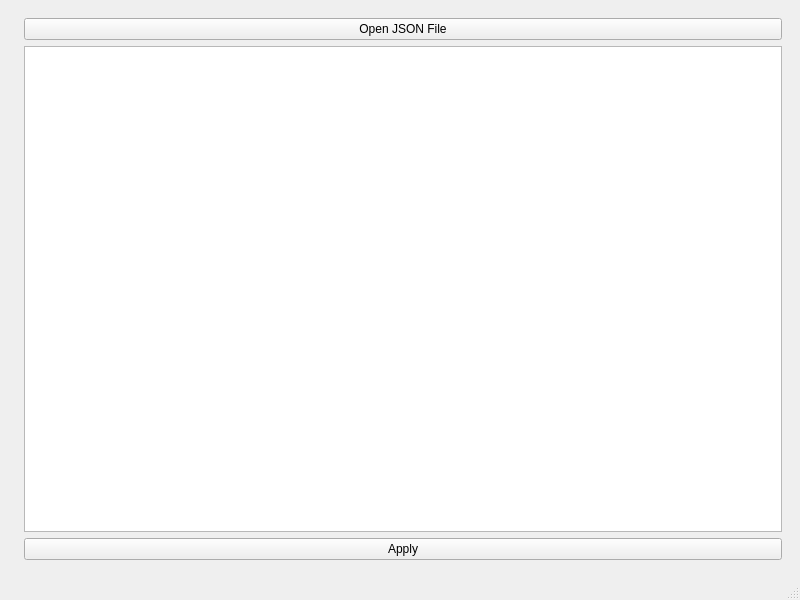
Old version of the form src/mainwindow.ui in the repository vstebe/particles.
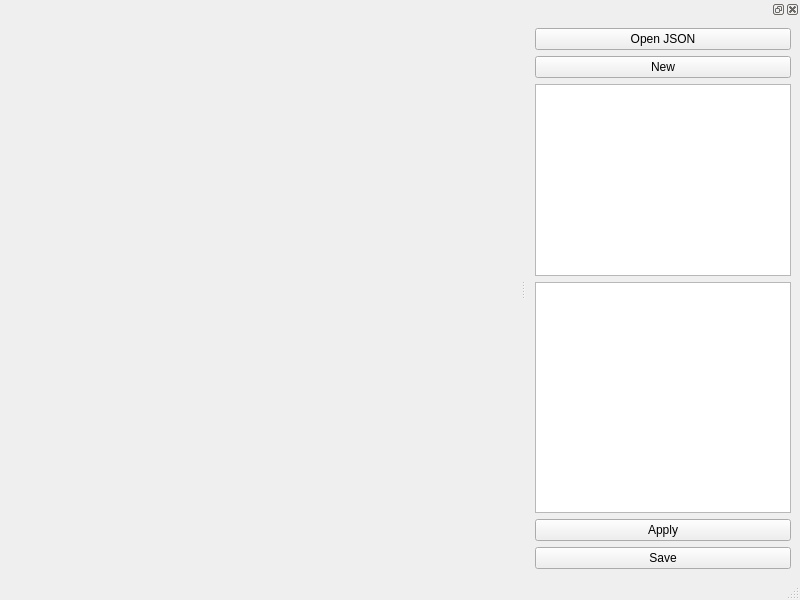
New version of the form.

What changed in the file:
```diff
--- a/src/mainwindow.ui
+++ b/src/mainwindow.ui
@@ -14,31 +14,16 @@
    <string>MainWindow</string>
   </property>
   <widget class="QWidget" name="centralwidget">
-   <layout class="QHBoxLayout" name="horizontalLayout">
+   <layout class="QVBoxLayout" name="verticalLayout_2">
     <item>
-     <widget class="QWidget" name="leftSide" native="true"/>
-    </item>
-    <item>
-     <widget class="QWidget" name="rightSide" native="true">
-      <layout class="QVBoxLayout" name="verticalLayout">
-       <item>
-        <widget class="QPushButton" name="btnOpen">
-         <property name="text">
-          <string>Open JSON File</string>
-         </property>
-        </widget>
-       </item>
-       <item>
-        <widget class="QPlainTextEdit" name="editJson"/>
-       </item>
-       <item>
-        <widget class="QPushButton" name="btnApply">
-         <property name="text">
-          <string>Apply</string>
-         </property>
-        </widget>
-       </item>
-      </layout>
+     <widget class="QWidget" name="leftSide" native="true">
+      <property name="sizePolicy">
+       <sizepolicy hsizetype="MinimumExpanding" vsizetype="Preferred">
+        <horstretch>0</horstretch>
+        <verstretch>0</verstretch>
+       </sizepolicy>
+      </property>
+      <layout class="QVBoxLayout" name="leftSideLayout"/>
      </widget>
     </item>
    </layout>
@@ -54,6 +39,56 @@
    </property>
   </widget>
   <widget class="QStatusBar" name="statusbar"/>
+  <widget class="QDockWidget" name="dockWidget">
+   <attribute name="dockWidgetArea">
+    <number>2</number>
+   </attribute>
+   <widget class="QWidget" name="dockWidgetContents">
+    <layout class="QVBoxLayout" name="verticalLayout">
+     <item>
+      <widget class="QPushButton" name="btnOpen">
+       <property name="text">
+        <string>Open JSON</string>
+       </property>
+      </widget>
+     </item>
+     <item>
+      <widget class="QPushButton" name="btnNew">
+       <property name="text">
+        <string>New</string>
+       </property>
+      </widget>
+     </item>
+     <item>
+      <widget class="QTreeView" name="treeView">
+       <property name="sizePolicy">
+        <sizepolicy hsizetype="Expanding" vsizetype="Preferred">
+         <horstretch>0</horstretch>
+         <verstretch>0</verstretch>
+        </sizepolicy>
+       </property>
+      </widget>
+     </item>
+     <item>
+      <widget class="QPlainTextEdit" name="txtJson"/>
+     </item>
+     <item>
+      <widget class="QPushButton" name="btnApply">
+       <property name="text">
+        <string>Apply</string>
+       </property>
+      </widget>
+     </item>
+     <item>
+      <widget class="QPushButton" name="btnSave">
+       <property name="text">
+        <string>Save</string>
+       </property>
+      </widget>
+     </item>
+    </layout>
+   </widget>
+  </widget>
  </widget>
  <resources/>
  <connections/>
```
Left out of the diff: 2 changed lines with no effect on the pictures.
